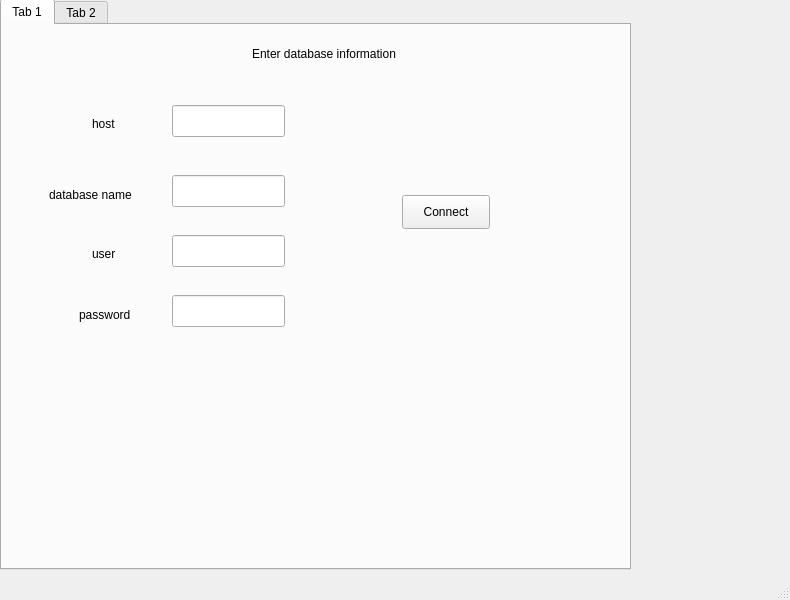
Before: the Qt Designer form mainwindow.ui in miladjobs/TestQT, drawn with Qt 5.
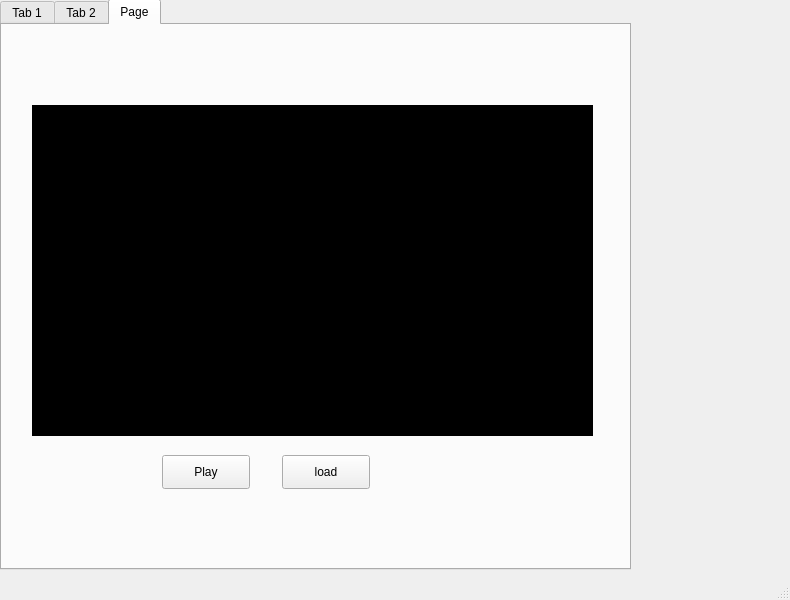
After: the same form once the commit is applied.

The edit to the form file:
```diff
--- a/mainwindow.ui
+++ b/mainwindow.ui
@@ -24,7 +24,7 @@
      </rect>
     </property>
     <property name="currentIndex">
-     <number>0</number>
+     <number>2</number>
     </property>
     <widget class="QWidget" name="tab">
      <attribute name="title">
@@ -213,6 +213,53 @@
       </property>
      </widget>
     </widget>
+    <widget class="QWidget" name="tab_3">
+     <attribute name="title">
+      <string>Page</string>
+     </attribute>
+     <widget class="QLabel" name="label_8">
+      <property name="geometry">
+       <rect>
+        <x>30</x>
+        <y>80</y>
+        <width>561</width>
+        <height>331</height>
+       </rect>
+      </property>
+      <property name="styleSheet">
+       <string notr="true">Background-color: #000;</string>
+      </property>
+      <property name="text">
+       <string/>
+      </property>
+     </widget>
+     <widget class="QPushButton" name="pushButton_3">
+      <property name="geometry">
+       <rect>
+        <x>160</x>
+        <y>430</y>
+        <width>88</width>
+        <height>34</height>
+       </rect>
+      </property>
+      <property name="text">
+       <string>Play</string>
+      </property>
+     </widget>
+     <widget class="QPushButton" name="pushButton_4">
+      <property name="geometry">
+       <rect>
+        <x>280</x>
+        <y>430</y>
+        <width>88</width>
+        <height>34</height>
+       </rect>
+      </property>
+      <property name="text">
+       <string>load</string>
+      </property>
+     </widget>
+    </widget>
    </widget>
   </widget>
   <widget class="QMenuBar" name="menubar">
```
Left out of the diff: 13 changed lines with no effect on the pictures.
